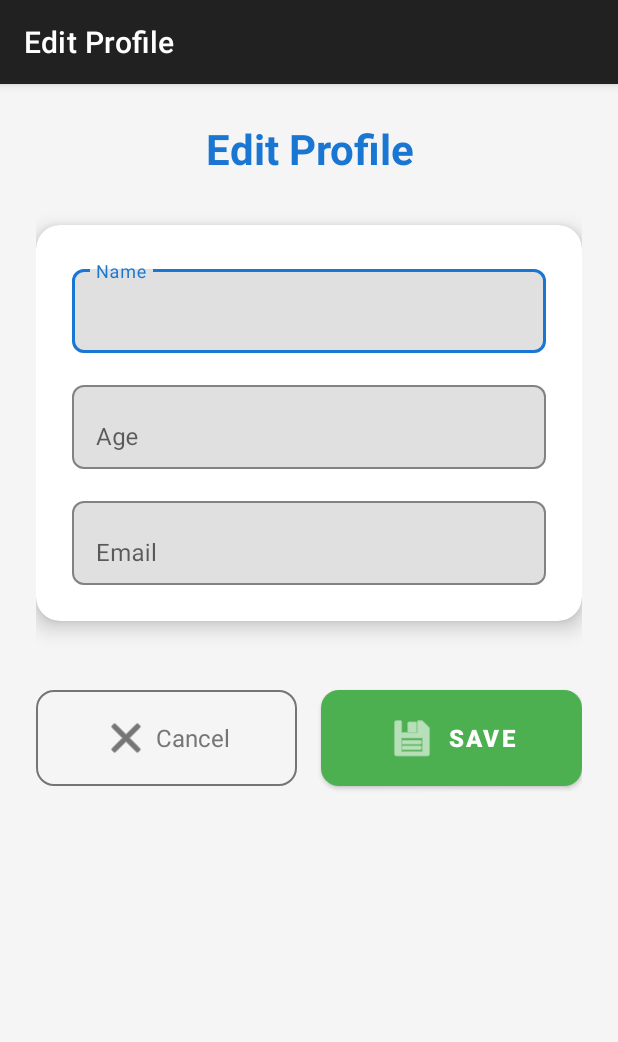
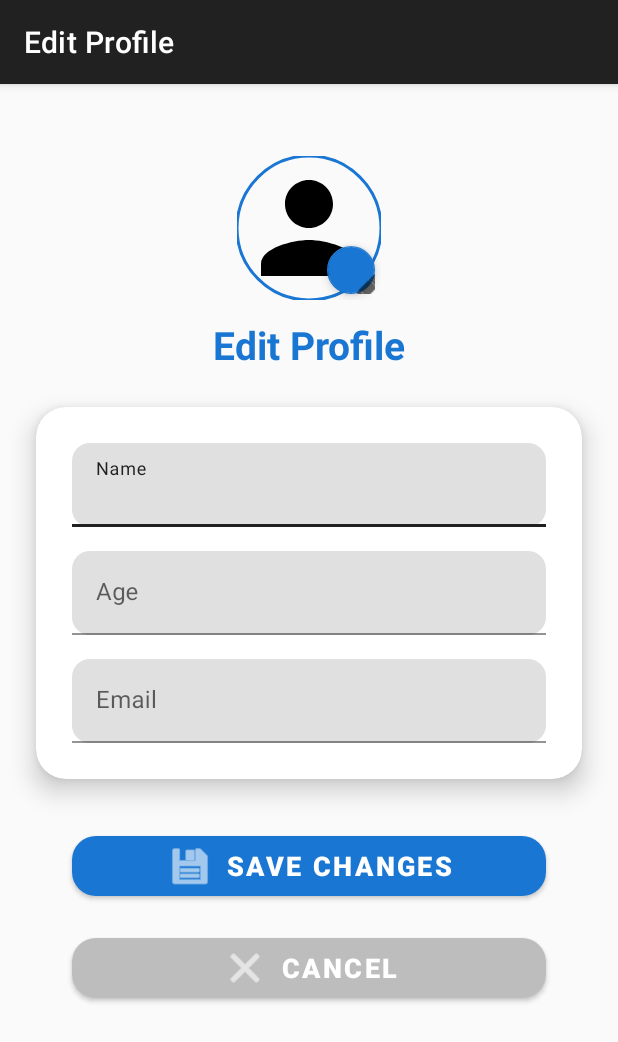
Before and after one commit to vincentbharata/profile-update-app-android-team-3, an Android app built with Jetpack Compose: the EditProfileActivity screen opened directly, with no data from a screen before it, on a phone screen of 412 x 824 dp. Shown: the top 1042 px of the screen. Run offline under Robolectric (Android 15) with nearby library versions, the phone set to English and light mode, and no system bars.

Commit message:
ui update

```diff
--- /dev/null
+++ b/app/src/main/res/drawable/ic_account_circle_24.xml
@@ -0,0 +1,10 @@
+<?xml version="1.0" encoding="utf-8"?>
+<vector xmlns:android="http://schemas.android.com/apk/res/android"
+    android:width="24dp"
+    android:height="24dp"
+    android:viewportWidth="24"
+    android:viewportHeight="24">
+    <path
+        android:fillColor="#FF000000"
+        android:pathData="M12,12c2.21,0 4,-1.79 4,-4s-1.79,-4 -4,-4 -4,1.79 -4,4 1.79,4 4,4zm0,2c-2.67,0 -8,1.34 -8,4v2h16v-2c0,-2.66 -5.33,-4 -8,-4z"/>
+</vector>
--- a/app/src/main/res/layout/activity_edit_profile.xml
+++ b/app/src/main/res/layout/activity_edit_profile.xml
@@ -1,31 +1,71 @@
 <?xml version="1.0" encoding="utf-8"?>
-<LinearLayout xmlns:android="http://schemas.android.com/apk/res/android"
+<androidx.constraintlayout.widget.ConstraintLayout xmlns:android="http://schemas.android.com/apk/res/android"
     xmlns:app="http://schemas.android.com/apk/res-auto"
     android:layout_width="match_parent"
     android:layout_height="match_parent"
-    android:orientation="vertical"
-    android:padding="24dp"
-    android:background="#F5F5F5">
+    android:background="#FAFAFA">
+
+    <!-- Profile Avatar with Edit Button -->
+    <FrameLayout
+        android:id="@+id/avatarFrame"
+        android:layout_width="wrap_content"
+        android:layout_height="wrap_content"
+        app:layout_constraintTop_toTopOf="parent"
+        android:layout_marginTop="48dp"
+        app:layout_constraintStart_toStartOf="parent"
+        app:layout_constraintEnd_toEndOf="parent">
+
+        <com.google.android.material.imageview.ShapeableImageView
+            android:id="@+id/ivAvatar"
+            android:layout_width="96dp"
+            android:layout_height="96dp"
+            android:src="@drawable/ic_account_circle_24"
+            app:shapeAppearanceOverlay="@style/ShapeAppearance.Material3.Corner.Full"
+            app:strokeColor="#1976D2"
+            app:strokeWidth="2dp"
+            android:backgroundTint="#E3F2FD"
+            android:scaleType="centerCrop" />
+
+        <com.google.android.material.floatingactionbutton.FloatingActionButton
+            android:id="@+id/btnEditAvatar"
+            android:layout_width="32dp"
+            android:layout_height="32dp"
+            android:layout_gravity="bottom|end"
+            android:layout_margin="4dp"
+            app:backgroundTint="#1976D2"
+            app:srcCompat="@android:drawable/ic_menu_edit"
+            android:contentDescription="Edit Avatar"
+            app:elevation="4dp" />
+    </FrameLayout>
 
     <!-- Header -->
     <TextView
-        android:layout_width="match_parent"
+        android:id="@+id/tvEditProfileTitle"
+        android:layout_width="wrap_content"
         android:layout_height="wrap_content"
         android:text="Edit Profile"
-        android:textSize="28sp"
+        android:textSize="26sp"
         android:textStyle="bold"
         android:textColor="#1976D2"
-        android:gravity="center"
-        android:layout_marginBottom="32dp" />
+        app:layout_constraintTop_toBottomOf="@id/avatarFrame"
+        app:layout_constraintStart_toStartOf="parent"
+        app:layout_constraintEnd_toEndOf="parent"
+        android:layout_marginTop="12dp" />
 
-    <!-- Edit Form Card -->
+    <!-- Input Card -->
     <com.google.android.material.card.MaterialCardView
-        android:layout_width="match_parent"
+        android:id="@+id/editProfileCard"
+        android:layout_width="0dp"
         android:layout_height="wrap_content"
-        android:layout_marginBottom="24dp"
-        app:cardCornerRadius="16dp"
-        app:cardElevation="8dp"
-        app:strokeWidth="0dp">
+        app:cardCornerRadius="20dp"
+        app:cardElevation="10dp"
+        app:strokeWidth="0dp"
+        app:layout_constraintTop_toBottomOf="@id/tvEditProfileTitle"
+        app:layout_constraintStart_toStartOf="parent"
+        app:layout_constraintEnd_toEndOf="parent"
+        android:layout_marginTop="24dp"
+        android:layout_marginStart="24dp"
+        android:layout_marginEnd="24dp">
 
         <LinearLayout
             android:layout_width="match_parent"
@@ -33,117 +73,92 @@
             android:orientation="vertical"
             android:padding="24dp">
 
-            <!-- Name Input -->
             <com.google.android.material.textfield.TextInputLayout
                 android:layout_width="match_parent"
                 android:layout_height="wrap_content"
                 android:layout_marginBottom="16dp"
-                android:hint="Name"
-                app:boxBackgroundMode="outline"
-                app:boxCornerRadiusTopStart="8dp"
-                app:boxCornerRadiusTopEnd="8dp"
-                app:boxCornerRadiusBottomStart="8dp"
-                app:boxCornerRadiusBottomEnd="8dp"
-                app:boxStrokeColor="#1976D2"
-                app:hintTextColor="#1976D2">
-
+                app:boxCornerRadiusTopStart="12dp"
+                app:boxCornerRadiusTopEnd="12dp"
+                app:boxCornerRadiusBottomStart="12dp"
+                app:boxCornerRadiusBottomEnd="12dp">
                 <com.google.android.material.textfield.TextInputEditText
                     android:id="@+id/etName"
                     android:layout_width="match_parent"
                     android:layout_height="wrap_content"
-                    android:textSize="16sp"
-                    android:textColor="#212121" />
+                    android:hint="Name" />
             </com.google.android.material.textfield.TextInputLayout>
 
-            <!-- Age Input -->
             <com.google.android.material.textfield.TextInputLayout
                 android:layout_width="match_parent"
                 android:layout_height="wrap_content"
                 android:layout_marginBottom="16dp"
-                android:hint="Age"
-                app:boxBackgroundMode="outline"
-                app:boxCornerRadiusTopStart="8dp"
-                app:boxCornerRadiusTopEnd="8dp"
-                app:boxCornerRadiusBottomStart="8dp"
-                app:boxCornerRadiusBottomEnd="8dp"
-                app:boxStrokeColor="#1976D2"
-                app:hintTextColor="#1976D2">
-
+                app:boxCornerRadiusTopStart="12dp"
+                app:boxCornerRadiusTopEnd="12dp"
+                app:boxCornerRadiusBottomStart="12dp"
+                app:boxCornerRadiusBottomEnd="12dp">
                 <com.google.android.material.textfield.TextInputEditText
                     android:id="@+id/etAge"
                     android:layout_width="match_parent"
                     android:layout_height="wrap_content"
-                    android:inputType="number"
-                    android:textSize="16sp"
-                    android:textColor="#212121" />
+                    android:hint="Age"
+                    android:inputType="number" />
             </com.google.android.material.textfield.TextInputLayout>
 
-            <!-- Email Input -->
             <com.google.android.material.textfield.TextInputLayout
                 android:layout_width="match_parent"
                 android:layout_height="wrap_content"
-                android:hint="Email"
-                app:boxBackgroundMode="outline"
-                app:boxCornerRadiusTopStart="8dp"
-                app:boxCornerRadiusTopEnd="8dp"
-                app:boxCornerRadiusBottomStart="8dp"
-                app:boxCornerRadiusBottomEnd="8dp"
-                app:boxStrokeColor="#1976D2"
-                app:hintTextColor="#1976D2">
-
+                app:boxCornerRadiusTopStart="12dp"
+                app:boxCornerRadiusTopEnd="12dp"
+                app:boxCornerRadiusBottomStart="12dp"
+                app:boxCornerRadiusBottomEnd="12dp">
                 <com.google.android.material.textfield.TextInputEditText
                     android:id="@+id/etEmail"
                     android:layout_width="match_parent"
                     android:layout_height="wrap_content"
-                    android:inputType="textEmailAddress"
-                    android:textSize="16sp"
-                    android:textColor="#212121" />
+                    android:hint="Email"
+                    android:inputType="textEmailAddress" />
             </com.google.android.material.textfield.TextInputLayout>
-
         </LinearLayout>
     </com.google.android.material.card.MaterialCardView>
-
-    <!-- Buttons Container -->
-    <LinearLayout
-        android:layout_width="match_parent"
-        android:layout_height="wrap_content"
-        android:orientation="horizontal"
-        android:layout_marginTop="16dp">
-
-        <!-- Cancel Button -->
-        <com.google.android.material.button.MaterialButton
-            android:id="@+id/btnCancel"
-            style="@style/Widget.Material3.Button.OutlinedButton"
-            android:layout_width="0dp"
-            android:layout_height="wrap_content"
-            android:layout_weight="1"
-            android:layout_marginEnd="8dp"
-            android:text="Cancel"
-            android:textSize="16sp"
-            app:strokeColor="#757575"
-            android:textColor="#757575"
-            android:padding="16dp"
-            app:cornerRadius="12dp"
-            app:icon="@android:drawable/ic_menu_close_clear_cancel"
-            app:iconGravity="textStart" />
 
     <!-- Save Button -->
     <com.google.android.material.button.MaterialButton
         android:id="@+id/btnSave"
         android:layout_width="0dp"
         android:layout_height="wrap_content"
-            android:layout_weight="1"
-            android:layout_marginStart="8dp"
-            android:text="Save"
-            android:textSize="16sp"
+        android:text="Save Changes"
+        android:textSize="18sp"
         android:textStyle="bold"
-            app:backgroundTint="#4CAF50"
+        app:backgroundTint="#1976D2"
         android:textColor="@android:color/white"
-            android:padding="16dp"
-            app:cornerRadius="12dp"
+        app:cornerRadius="16dp"
         app:icon="@android:drawable/ic_menu_save"
-            app:iconGravity="textStart" />
+        app:iconGravity="textStart"
+        android:layout_marginTop="32dp"
+        android:layout_marginStart="48dp"
+        android:layout_marginEnd="48dp"
+        app:layout_constraintTop_toBottomOf="@id/editProfileCard"
+        app:layout_constraintStart_toStartOf="parent"
+        app:layout_constraintEnd_toEndOf="parent" />
 
-    </LinearLayout>
+    <!-- Cancel Button -->
+    <com.google.android.material.button.MaterialButton
+        android:id="@+id/btnCancel"
+        android:layout_width="0dp"
+        android:layout_height="wrap_content"
+        android:text="Cancel"
+        android:textSize="18sp"
+        android:textStyle="bold"
+        app:backgroundTint="#BDBDBD"
+        android:textColor="@android:color/white"
+        app:cornerRadius="16dp"
+        app:icon="@android:drawable/ic_menu_close_clear_cancel"
+        app:iconGravity="textStart"
+        android:layout_marginTop="16dp"
+        android:layout_marginStart="48dp"
+        android:layout_marginEnd="48dp"
+        app:layout_constraintTop_toBottomOf="@id/btnSave"
+        app:layout_constraintStart_toStartOf="parent"
+        app:layout_constraintEnd_toEndOf="parent" />
 
-</LinearLayout>
+</androidx.constraintlayout.widget.ConstraintLayout>
```
Also changed, not shown: app/src/main/res/layout/activity_profile.xml (+77 -79 lines). Lines whose indentation alone changed are shown as unchanged.
